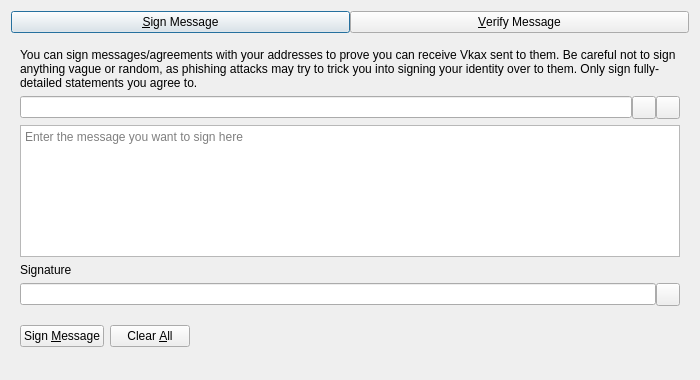
Before: the Qt Designer form src/qt/forms/signverifymessagedialog.ui in vkaxproject/vkax, drawn with Qt 5.
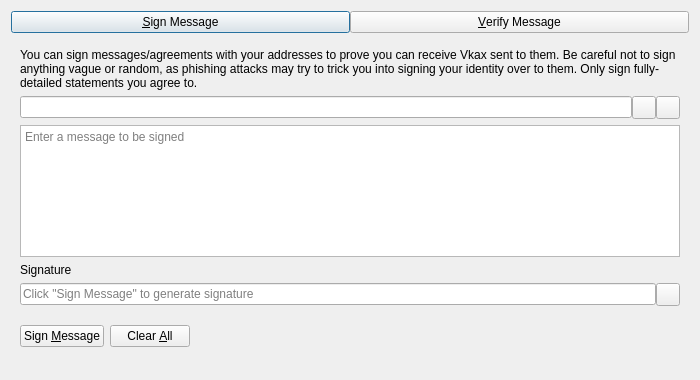
After: the same form once the commit is applied. Custom widgets are drawn as their Qt base class.

The edit to the form file:
```diff
--- a/src/qt/forms/signverifymessagedialog.ui
+++ b/src/qt/forms/signverifymessagedialog.ui
@@ -119,7 +119,7 @@
           <string>Enter the message you want to sign here</string>
          </property>
          <property name="placeholderText">
-          <string>Enter the message you want to sign here</string>
+          <string>Enter a message to be signed</string>
          </property>
         </widget>
        </item>
@@ -140,6 +140,9 @@
          </property>
          <item>
           <widget class="QLineEdit" name="signatureOut_SM">
+           <property name="placeholderText">
+            <string>Click "Sign Message" to generate signature</string>
+           </property>
            <property name="readOnly">
             <bool>true</bool>
            </property>
```
Left out of the diff: 4 changed lines with no effect on the pictures.
